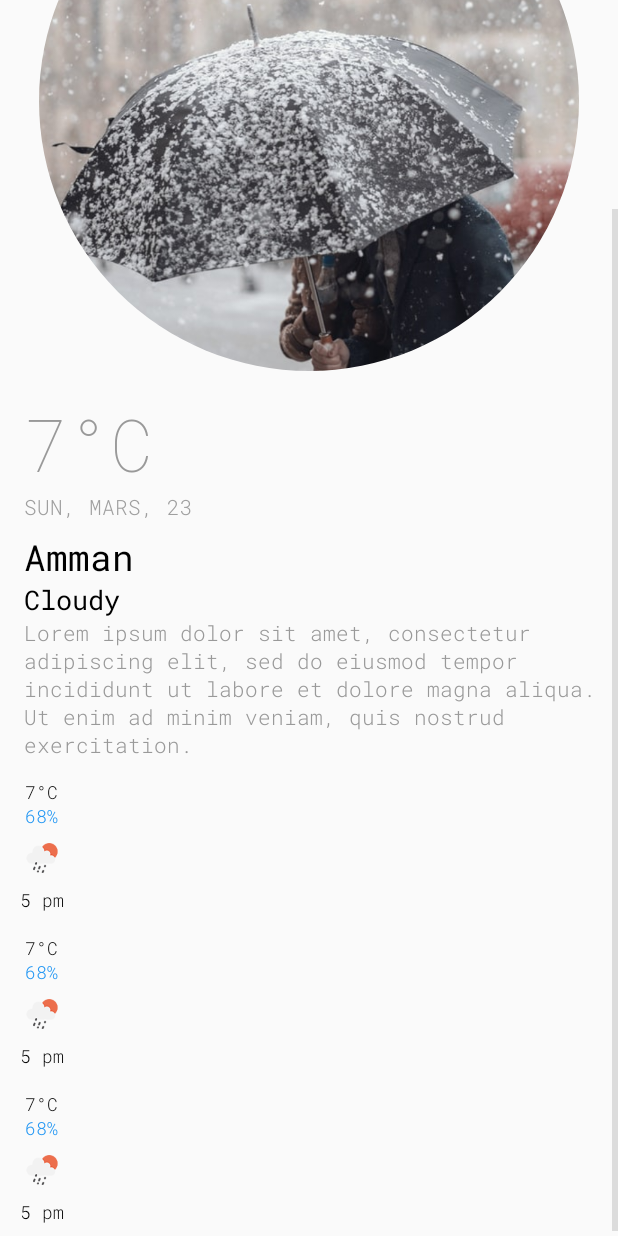
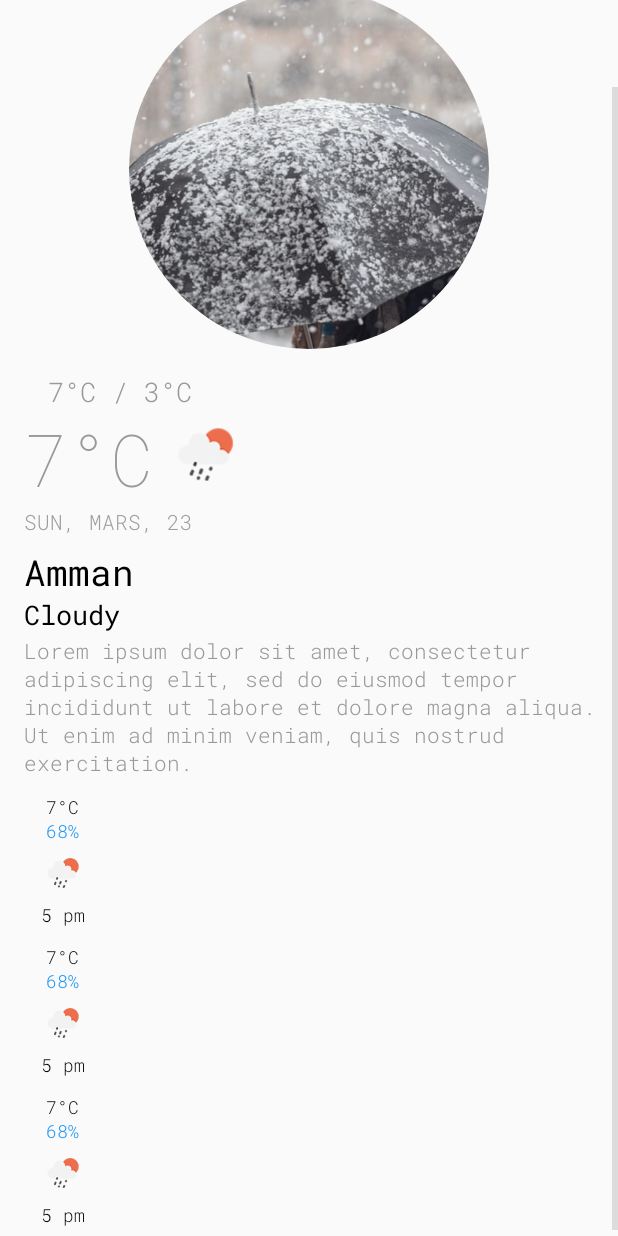
Before and after one commit to zaka7024/WeatherApp, an Android app: the layout fragment_home.xml on its own in the app's theme, with its tools: preview values and no code run, on a phone screen of 412 x 824 dp. Run offline under Robolectric (Android 15) with nearby library versions, the phone set to English and light mode, and no system bars; plain views replace RoundedImageView.

Commit message:
Add animation to home fragment.

```diff
--- a/app/src/main/java/com/zaka7024/weatherapp/data/CityWeather.kt
+++ b/app/src/main/java/com/zaka7024/weatherapp/data/CityWeather.kt
@@ -10,7 +10,10 @@ data class CityWeather(
     data class WeatherCondition(
         val description: String,
         val main: String,
-    )
+        val icon: String
+    ){
+
+    }
 
     data class Temperature(
         val temp: Float,
@@ -31,5 +34,6 @@ data class CityWeather(
 
     companion object {
         fun windSpeedInHour(windSpeed: Float) = (windSpeed * 60 * 60) / 1000.0f
+        fun getWeatherIcon(iconId: String) = "https://openweathermap.org/img/wn/${iconId}@2x.png"
     }
 }
--- a/app/src/main/java/com/zaka7024/weatherapp/ui/home/HomeViewModel.kt
+++ b/app/src/main/java/com/zaka7024/weatherapp/ui/home/HomeViewModel.kt
@@ -30,6 +30,7 @@ class HomeViewModel @ViewModelInject constructor(private val weatherRepository:
             val weather = withContext(Dispatchers.Default) {
                 weatherRepository.getWeatherCity(cityName)
             }
+            if (weather != null)
             _cityWeather.value = weather
         }
     }
--- a/app/src/main/res/layout/day_weather_item.xml
+++ b/app/src/main/res/layout/day_weather_item.xml
@@ -3,7 +3,7 @@
     android:layout_width="wrap_content"
     android:layout_height="wrap_content"
     android:gravity="center_horizontal"
-    android:padding="8dp"
+    android:padding="6dp"
     android:orientation="vertical">
 
     <TextView
--- a/app/src/main/res/layout/fragment_home.xml
+++ b/app/src/main/res/layout/fragment_home.xml
@@ -16,40 +16,45 @@
         <com.makeramen.roundedimageview.RoundedImageView
             android:id="@+id/weather_image"
             android:layout_width="0dp"
-            android:layout_height="360dp"
+            android:layout_height="240dp"
             android:layout_marginStart="16dp"
             android:layout_marginTop="16dp"
             android:layout_marginEnd="16dp"
             android:scaleType="centerCrop"
+            android:visibility="invisible"
             app:layout_constraintEnd_toEndOf="parent"
             app:layout_constraintStart_toStartOf="parent"
             app:layout_constraintTop_toBottomOf="@+id/current_time_text"
             app:riv_corner_radius="10dp"
             app:riv_mutate_background="true"
-            tools:src="@drawable/snow" />
+            tools:src="@drawable/snow"
+            tools:visibility="visible" />
 
         <TextView
             android:id="@+id/weather_text"
             android:layout_width="wrap_content"
             android:layout_height="wrap_content"
-            android:layout_marginTop="16dp"
             android:fontFamily="@font/roboto_mono_thin"
-            tools:text="7°C"
             android:textColor="@color/primaryDarkColor"
             android:textSize="48sp"
+            android:visibility="invisible"
             app:layout_constraintStart_toStartOf="@+id/weather_image"
-            app:layout_constraintTop_toBottomOf="@+id/weather_image" />
+            app:layout_constraintTop_toBottomOf="@+id/min_max_temp_text"
+            tools:text="7°C"
+            tools:visibility="visible" />
 
         <TextView
             android:id="@+id/date_text"
             android:layout_width="wrap_content"
             android:layout_height="wrap_content"
             android:fontFamily="@font/roboto_mono_light"
-            tools:text="SUN, MARS, 23"
             android:textColor="#9F9F9F"
             android:textSize="14sp"
+            android:visibility="invisible"
             app:layout_constraintStart_toStartOf="@+id/weather_text"
-            app:layout_constraintTop_toBottomOf="@+id/weather_text" />
+            app:layout_constraintTop_toBottomOf="@+id/weather_text"
+            tools:text="SUN, MARS, 23"
+            tools:visibility="visible" />
 
         <TextView
             android:id="@+id/city_name"
@@ -57,45 +62,54 @@
             android:layout_height="wrap_content"
             android:layout_marginTop="8dp"
             android:fontFamily="@font/roboto_mono"
-            tools:text="Amman"
             android:textColor="@color/primaryTextColor"
             android:textSize="24sp"
+            android:visibility="invisible"
             app:layout_constraintStart_toStartOf="@+id/date_text"
-            app:layout_constraintTop_toBottomOf="@+id/date_text" />
+            app:layout_constraintTop_toBottomOf="@+id/date_text"
+            tools:text="Amman"
+            tools:visibility="visible" />
 
         <TextView
             android:id="@+id/weather_state_text"
             android:layout_width="wrap_content"
             android:layout_height="wrap_content"
             android:fontFamily="@font/roboto_mono"
-            tools:text="Cloudy"
             android:textColor="@color/primaryTextColor"
             android:textSize="18sp"
+            android:visibility="invisible"
             app:layout_constraintStart_toStartOf="@+id/city_name"
-            app:layout_constraintTop_toBottomOf="@+id/city_name" />
+            app:layout_constraintTop_toBottomOf="@+id/city_name"
+            tools:text="Cloudy"
+            tools:visibility="visible" />
 
         <TextView
             android:id="@+id/weather_description"
             android:layout_width="0dp"
             android:layout_height="wrap_content"
+            android:layout_marginTop="2dp"
             android:layout_marginEnd="8dp"
             android:ellipsize="end"
             android:fontFamily="@font/roboto_mono_light"
-            tools:text="Lorem ipsum dolor sit amet, consectetur adipiscing elit, sed do eiusmod tempor incididunt ut labore et dolore magna aliqua. Ut enim ad minim veniam, quis nostrud exercitation."
             android:textColor="@color/primaryDarkColor"
+            android:visibility="invisible"
             app:layout_constraintEnd_toEndOf="parent"
             app:layout_constraintStart_toStartOf="@+id/weather_state_text"
-            app:layout_constraintTop_toBottomOf="@+id/weather_state_text" />
+            app:layout_constraintTop_toBottomOf="@+id/weather_state_text"
+            tools:text="Lorem ipsum dolor sit amet, consectetur adipiscing elit, sed do eiusmod tempor incididunt ut labore et dolore magna aliqua. Ut enim ad minim veniam, quis nostrud exercitation."
+            tools:visibility="visible" />
 
         <androidx.recyclerview.widget.RecyclerView
             android:id="@+id/days_weather_recycler"
             android:layout_width="0dp"
             android:layout_height="wrap_content"
             android:layout_marginTop="6dp"
-            app:layout_constraintEnd_toEndOf="parent"
-            app:layout_constraintStart_toStartOf="parent"
+            android:visibility="invisible"
+            app:layout_constraintEnd_toEndOf="@+id/weather_description"
+            app:layout_constraintStart_toStartOf="@+id/weather_description"
             app:layout_constraintTop_toBottomOf="@+id/weather_description"
-            tools:listitem="@layout/day_weather_item" />
+            tools:listitem="@layout/day_weather_item"
+            tools:visibility="visible" />
 
         <TextView
             android:id="@+id/current_time_text"
@@ -107,20 +121,50 @@
             android:text="2:49 PM"
             android:textColor="@color/primaryTextColor"
             android:textSize="24sp"
+            android:visibility="invisible"
             app:layout_constraintStart_toStartOf="parent"
-            app:layout_constraintTop_toTopOf="parent" />
+            app:layout_constraintTop_toTopOf="parent"
+            tools:visibility="visible" />
 
         <ImageView
-            android:id="@+id/imageView"
+            android:id="@+id/drawer_icon"
             android:layout_width="30dp"
             android:layout_height="30dp"
             android:layout_marginTop="8dp"
             android:layout_marginEnd="16dp"
             android:scaleX="-1"
+
+            android:src="@drawable/ic_baseline_notes_24"
+            android:visibility="invisible"
+            app:layout_constraintEnd_toEndOf="parent"
+            app:layout_constraintTop_toTopOf="parent"
             app:tint="@color/primaryTextColor"
-            android:src="@drawable/ic_baseline_notes_24"
-            app:layout_constraintEnd_toEndOf="parent"
-            app:layout_constraintTop_toTopOf="parent" />
+            tools:visibility="visible" />
+
+        <ImageView
+            android:id="@+id/weather_condition_icon"
+            android:layout_width="70dp"
+            android:layout_height="70dp"
+            android:visibility="invisible"
+            app:layout_constraintBottom_toBottomOf="@+id/weather_text"
+            app:layout_constraintStart_toEndOf="@+id/weather_text"
+            tools:src="@drawable/weather_icon"
+            tools:visibility="visible" />
+
+        <TextView
+            android:id="@+id/min_max_temp_text"
+            android:layout_width="wrap_content"
+            android:layout_height="wrap_content"
+            android:layout_marginStart="16dp"
+            android:layout_marginTop="16dp"
+            android:fontFamily="@font/roboto_mono_light"
+            android:textColor="@color/primaryDarkColor"
+            android:textSize="18sp"
+            android:visibility="invisible"
+            app:layout_constraintStart_toStartOf="@+id/weather_text"
+            app:layout_constraintTop_toBottomOf="@+id/weather_image"
+            tools:text="7°C / 3°C"
+            tools:visibility="visible" />
 
     </androidx.constraintlayout.widget.ConstraintLayout>
 </ScrollView>
--- a/app/src/main/res/values/strings.xml
+++ b/app/src/main/res/values/strings.xml
@@ -2,4 +2,5 @@
     <string name="app_name">WeatherApp</string>
     <string name="temp_c">%1$d°C</string>
     <string name="weather_description">Today - Mostly %1$s, Wind %2$s degree at %3$skm/h. Humidity, %4$s</string>
+    <string name="max_min_temp">%1$d°C / %2$d°C</string>
 </resources>
```
Also changed, not shown: app/src/main/java/com/zaka7024/weatherapp/ui/home/HomeFragment.kt (+90 -3 lines), app/src/main/res/anim/fade_in_bottom.xml (added, +7 -0 lines), app/src/main/res/anim/fade_in_bottom_delayed.xml (added, +8 -0 lines), app/src/main/res/anim/fade_in_top.xml (added, +7 -0 lines), app/src/main/res/anim/scale_in.xml (added, +8 -0 lines), app/src/main/res/drawable/ic_list.xml (deleted, +0 -9 lines).
